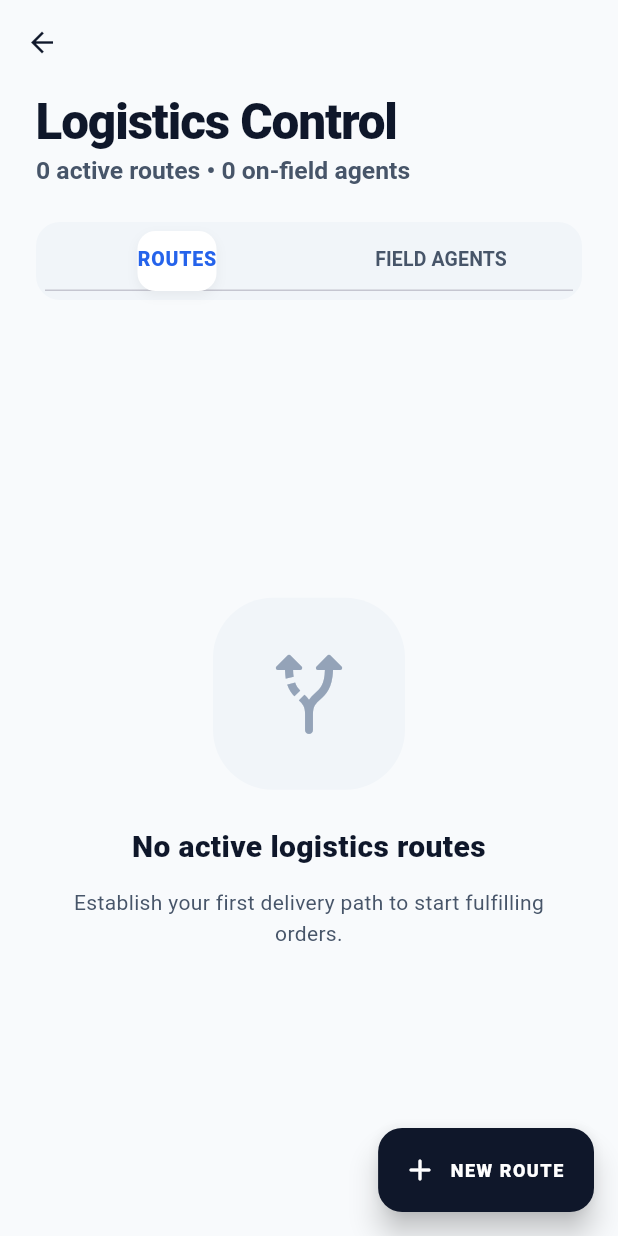
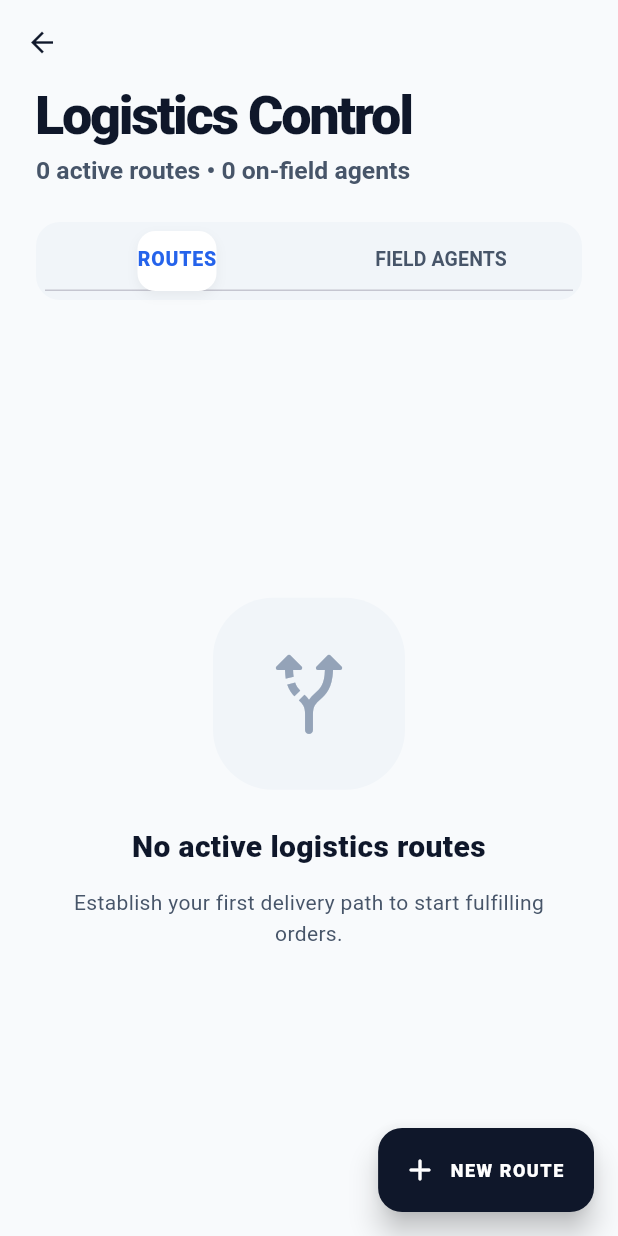
Before and after one commit to JaseemPayyanadan/delivero-flutter, a Flutter app: the RouteManagementScreen screen opened by its route, on a phone screen of 412 x 824 dp. Run offline on Flutter 3.47's test engine with Material 3 defaults, Android fonts, the phone set to English and light mode, and no system bars; our stand-ins replace cloud_firestore, firebase_auth, firebase_core, fl_chart, flutter_riverpod, go_router and 3 more; accounts and stored records are empty.

Commit message:
refactor(ui): replace custom app bars with reusable components
Refactor multiple screens to use the new DeliveroAppBar and DeliveroSliverHeader components, removing duplicated app bar styling code and improving consistency across the owner feature screens. This centralizes app bar styling logic and reduces code duplication.

```diff
--- a/lib/features/owner/routes/route_management_screen.dart
+++ b/lib/features/owner/routes/route_management_screen.dart
@@ -5,6 +5,7 @@ import 'package:collection/collection.dart';
 
 import '../../../app/providers.dart';
 import '../../../core/theme/app_colors.dart';
+import '../../../core/widgets/delivero_sliver_header.dart';
 import '../../../data/models/delivery_route.dart';
 import '../../../data/models/driver.dart';
 
@@ -41,41 +42,13 @@ class _RouteManagementScreenState extends ConsumerState<RouteManagementScreen>
       backgroundColor: AppColors.backgroundPrimary,
       body: NestedScrollView(
         headerSliverBuilder: (context, innerBoxIsScrolled) => [
-          SliverAppBar(
-            expandedHeight: 140.0,
+          DeliveroSliverHeader(
+            title: 'Logistics Control',
+            subtitle:
+                '${routes.length} active routes • ${drivers.where((d) => d.isActive).length} on-field agents',
+            expandedHeight: 140,
             floating: true,
             pinned: true,
-            backgroundColor: AppColors.backgroundPrimary,
-            elevation: 0,
-            flexibleSpace: FlexibleSpaceBar(
-              titlePadding: const EdgeInsets.symmetric(
-                horizontal: 24,
-                vertical: 16,
-              ),
-              title: Column(
-                mainAxisSize: MainAxisSize.min,
-                crossAxisAlignment: CrossAxisAlignment.start,
-                children: [
-                  const Text(
-                    'Logistics Control',
-                    style: TextStyle(
-                      color: AppColors.textPrimary,
-                      fontSize: 22,
-                      fontWeight: FontWeight.w900,
-                      letterSpacing: -0.5,
-                    ),
-                  ),
-                  Text(
-                    '${routes.length} active routes • ${drivers.where((d) => d.isActive).length} on-field agents',
-                    style: const TextStyle(
-                      color: AppColors.textSecondary,
-                      fontSize: 11,
-                      fontWeight: FontWeight.w600,
-                    ),
-                  ),
-                ],
-              ),
-            ),
           ),
           SliverToBoxAdapter(
             child: Padding(
```
Also changed, not shown: lib/core/widgets/delivero_sliver_header.dart (+45 -1 lines), lib/features/owner/customers/add_edit_customer_screen.dart (+4 -19 lines), lib/features/owner/customers/customer_details_screen.dart (+47 -43 lines), lib/features/owner/orders/order_details_screen.dart (+4 -13 lines).
